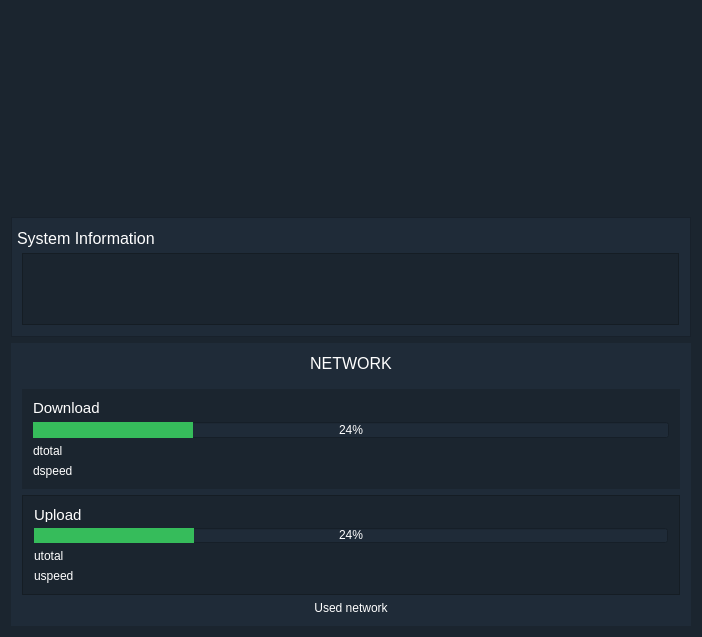
rahmanshaber/corebox, file dashboard/info/sysinfo.ui: the form before one commit.
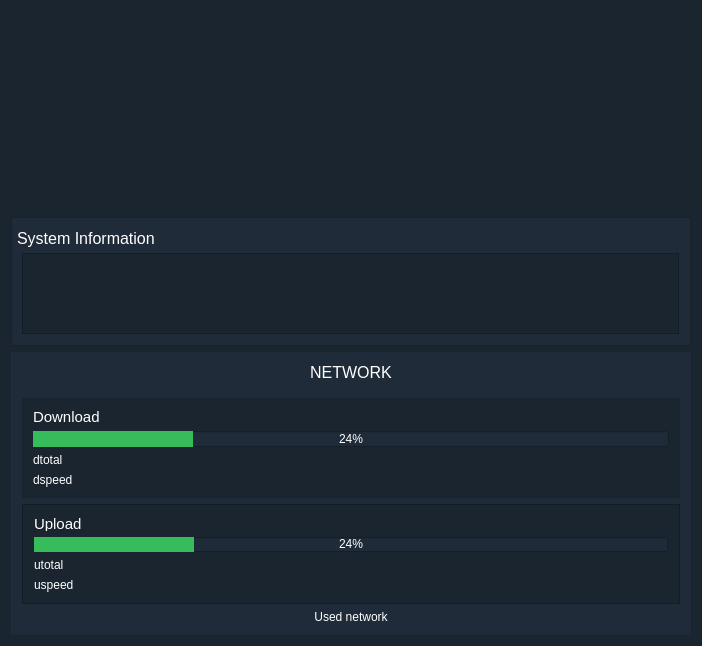
The form after the commit.

What changed in the file:
```diff
--- a/dashboard/info/sysinfo.ui
+++ b/dashboard/info/sysinfo.ui
@@ -7,7 +7,7 @@
     <x>0</x>
     <y>0</y>
     <width>702</width>
-    <height>637</height>
+    <height>646</height>
    </rect>
   </property>
   <property name="windowTitle">
@@ -107,6 +107,12 @@
       </item>
       <item row="1" column="1">
        <widget class="QListView" name="systemInfoList">
+        <property name="font">
+         <font>
+          <family>Ubuntu Mono</family>
+          <pointsize>11</pointsize>
+         </font>
+        </property>
         <property name="focusPolicy">
          <enum>Qt::NoFocus</enum>
         </property>
```
